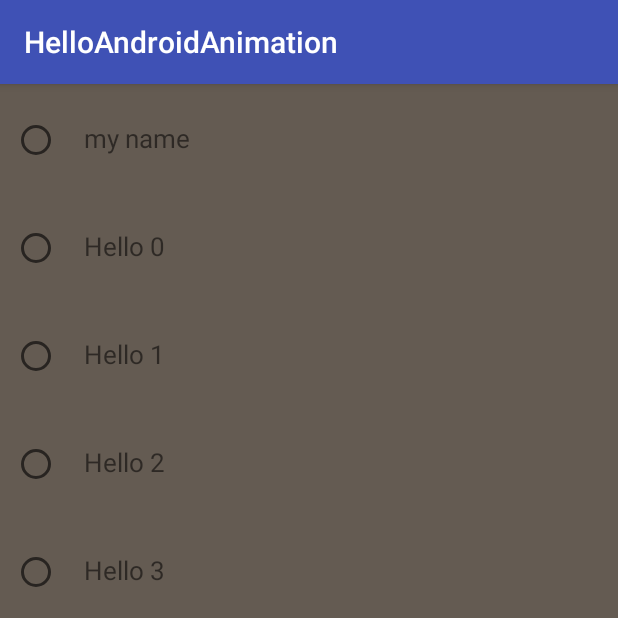
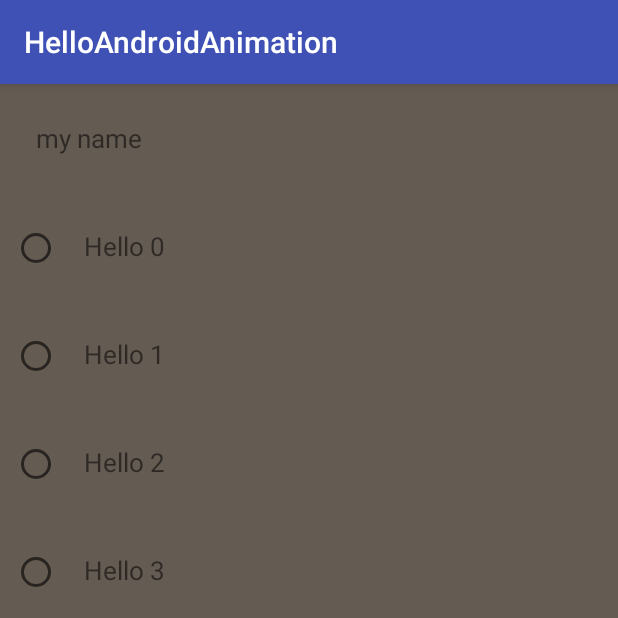
Before and after one commit to nthtrung09it/HelloAndroidAnimation, an Android app: the screen it shows after launch (MainActivity), on a phone screen of 412 x 824 dp, the top half of it. Run offline under Robolectric (Android 15) with nearby library versions, the phone set to English and light mode, and no system bars; our stand-ins replace ButterKnife.

```diff
--- a/app/src/main/res/layout/activity_main.xml
+++ b/app/src/main/res/layout/activity_main.xml
@@ -6,6 +6,7 @@
     android:clickable="true"
     android:focusable="true"
     android:focusableInTouchMode="true"
+    android:descendantFocusability="blocksDescendants"
     android:orientation="vertical">
 
     <LinearLayout
@@ -19,6 +20,7 @@
         android:padding="8dp">
 
         <RadioButton
+            android:visibility="gone"
             android:id="@+id/rb__choice"
             android:layout_width="wrap_content"
             android:layout_height="wrap_content"/>
```
